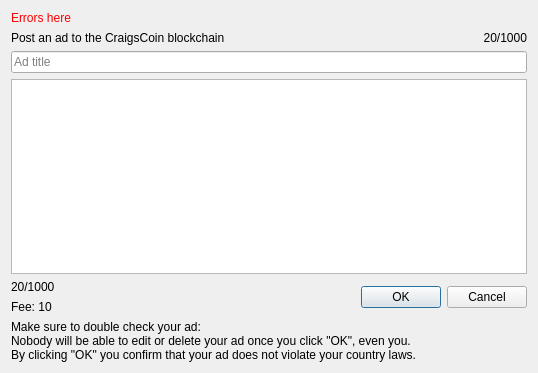
First picture: the form in src/qt/forms/postad.ui, repository CraigsCoin/CraigsCoin, before the edit.
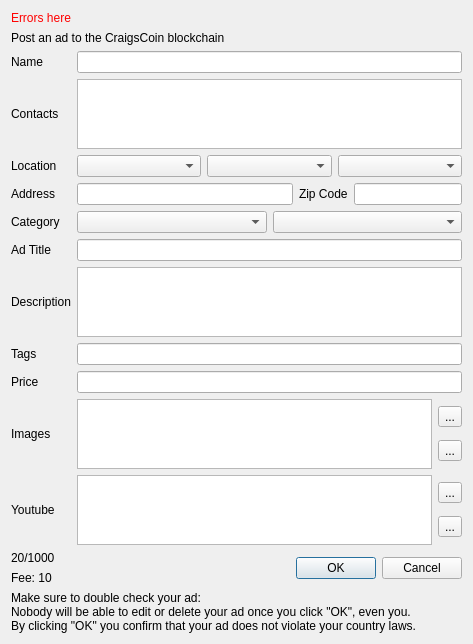
Second picture: the form after the edit. Icons and pictures are not drawn.

Diff of the .ui file:
```diff
--- a/src/qt/forms/postad.ui
+++ b/src/qt/forms/postad.ui
@@ -6,15 +6,73 @@
    <rect>
     <x>0</x>
     <y>0</y>
-    <width>538</width>
-    <height>373</height>
+    <width>473</width>
+    <height>637</height>
    </rect>
   </property>
   <property name="windowTitle">
    <string>Dialog</string>
   </property>
-  <layout class="QVBoxLayout" name="verticalLayout_2">
-   <item>
+  <layout class="QGridLayout" name="gridLayout">
+   <item row="9" column="1">
+    <widget class="QLineEdit" name="editTags"/>
+   </item>
+   <item row="10" column="0">
+    <widget class="QLabel" name="label_11">
+     <property name="text">
+      <string>Price</string>
+     </property>
+    </widget>
+   </item>
+   <item row="10" column="1">
+    <widget class="QLineEdit" name="editPrice"/>
+   </item>
+   <item row="11" column="0">
+    <widget class="QLabel" name="label_12">
+     <property name="text">
+      <string>Images</string>
+     </property>
+    </widget>
+   </item>
+   <item row="2" column="0">
+    <widget class="QLabel" name="label_2">
+     <property name="text">
+      <string>Name</string>
+     </property>
+    </widget>
+   </item>
+   <item row="7" column="0">
+    <widget class="QLabel" name="label_8">
+     <property name="text">
+      <string>Ad Title</string>
+     </property>
+    </widget>
+   </item>
+   <item row="3" column="0">
+    <widget class="QLabel" name="label_3">
+     <property name="text">
+      <string>Contacts</string>
+     </property>
+    </widget>
+   </item>
+   <item row="7" column="1">
+    <widget class="QLineEdit" name="editTitle"/>
+   </item>
+   <item row="4" column="0">
+    <widget class="QLabel" name="label_4">
+     <property name="text">
+      <string>Location</string>
+     </property>
+    </widget>
+   </item>
+   <item row="6" column="0">
+    <widget class="QLabel" name="label_7">
+     <property name="text">
+      <string>Category</string>
+     </property>
+    </widget>
+   </item>
+   <item row="0" column="0" colspan="2">
     <widget class="QLabel" name="labelErrors">
      <property name="sizePolicy">
       <sizepolicy hsizetype="Expanding" vsizetype="Preferred">
@@ -30,7 +88,7 @@
      </property>
     </widget>
    </item>
-   <item>
+   <item row="1" column="0" colspan="2">
     <layout class="QHBoxLayout" name="horizontalLayout_2">
      <item>
       <widget class="QLabel" name="label">
@@ -45,29 +103,121 @@
        </property>
       </widget>
      </item>
+    </layout>
+   </item>
+   <item row="3" column="1">
+    <widget class="QPlainTextEdit" name="editContacts">
+     <property name="sizePolicy">
+      <sizepolicy hsizetype="Expanding" vsizetype="Preferred">
+       <horstretch>0</horstretch>
+       <verstretch>0</verstretch>
+      </sizepolicy>
+     </property>
+     <property name="placeholderText" stdset="0">
+      <string/>
+     </property>
+    </widget>
+   </item>
+   <item row="4" column="1">
+    <layout class="QHBoxLayout" name="horizontalLayout_3">
      <item>
-      <widget class="QLabel" name="labelTitleLength">
+      <widget class="QComboBox" name="cbxCountry">
+       <property name="sizePolicy">
+        <sizepolicy hsizetype="Preferred" vsizetype="Fixed">
+         <horstretch>0</horstretch>
+         <verstretch>0</verstretch>
+        </sizepolicy>
+       </property>
+      </widget>
+     </item>
+     <item>
+      <widget class="QComboBox" name="cbxState"/>
+     </item>
+     <item>
+      <widget class="QComboBox" name="cbxTown"/>
+     </item>
+    </layout>
+   </item>
+   <item row="5" column="1">
+    <layout class="QHBoxLayout" name="horizontalLayout_4">
+     <item>
+      <widget class="QLineEdit" name="editAddress">
+       <property name="sizePolicy">
+        <sizepolicy hsizetype="Expanding" vsizetype="Fixed">
+         <horstretch>0</horstretch>
+         <verstretch>0</verstretch>
+        </sizepolicy>
+       </property>
+      </widget>
+     </item>
+     <item>
+      <widget class="QLabel" name="label_6">
        <property name="text">
-        <string>20/1000</string>
+        <string>Zip Code</string>
        </property>
-       <property name="alignment">
-        <set>Qt::AlignRight|Qt::AlignTrailing|Qt::AlignVCenter</set>
+      </widget>
+     </item>
+     <item>
+      <widget class="QLineEdit" name="editZipCode">
+       <property name="sizePolicy">
+        <sizepolicy hsizetype="Preferred" vsizetype="Fixed">
+         <horstretch>0</horstretch>
+         <verstretch>0</verstretch>
+        </sizepolicy>
        </property>
       </widget>
      </item>
     </layout>
    </item>
-   <item>
-    <widget class="QLineEdit" name="editTitle">
-     <property name="placeholderText">
-      <string>Ad title</string>
+   <item row="5" column="0">
+    <widget class="QLabel" name="label_5">
+     <property name="text">
+      <string>Address</string>
      </property>
     </widget>
    </item>
-   <item>
-    <widget class="QPlainTextEdit" name="editMessage"/>
+   <item row="8" column="0">
+    <widget class="QLabel" name="label_9">
+     <property name="text">
+      <string>Description</string>
+     </property>
+    </widget>
    </item>
-   <item>
+   <item row="8" column="1">
+    <widget class="QPlainTextEdit" name="editMessage">
+     <property name="placeholderText" stdset="0">
+      <string/>
+     </property>
+    </widget>
+   </item>
+   <item row="6" column="1">
+    <layout class="QHBoxLayout" name="horizontalLayout_5">
+     <item>
+      <widget class="QComboBox" name="cbxCategory"/>
+     </item>
+     <item>
+      <widget class="QComboBox" name="cbxSubCategory"/>
+     </item>
+    </layout>
+   </item>
+   <item row="2" column="1">
+    <widget class="QLineEdit" name="editName"/>
+   </item>
+   <item row="9" column="0">
+    <widget class="QLabel" name="label_10">
+     <property name="text">
+      <string>Tags</string>
+     </property>
+    </widget>
+   </item>
+   <item row="12" column="0">
+    <widget class="QLabel" name="label_13">
+     <property name="text">
+      <string>Youtube</string>
+     </property>
+    </widget>
+   </item>
+   <item row="14" column="0" colspan="2">
     <layout class="QHBoxLayout" name="horizontalLayout">
      <item>
       <layout class="QVBoxLayout" name="verticalLayout">
@@ -99,13 +249,97 @@
      </item>
     </layout>
    </item>
-   <item>
+   <item row="15" column="0" colspan="2">
     <widget class="QLabel" name="labelWarn">
      <property name="text">
       <string>&lt;html&gt;&lt;head/&gt;&lt;body&gt;&lt;p&gt;Make sure to double check your ad:&lt;br/&gt;Nobody will be able to edit or delete your ad once you click &amp;quot;OK&amp;quot;, even you.&lt;br/&gt;By clicking &amp;quot;OK&amp;quot; you confirm that your ad does not violate your country laws.&lt;/p&gt;&lt;/body&gt;&lt;/html&gt;</string>
      </property>
     </widget>
    </item>
+   <item row="12" column="1">
+    <layout class="QHBoxLayout" name="horizontalLayout_6">
+     <item>
+      <widget class="QListWidget" name="listVideos">
+       <property name="editTriggers">
+        <set>QAbstractItemView::AllEditTriggers</set>
+       </property>
+       <property name="selectionRectVisible">
+        <bool>true</bool>
+       </property>
+      </widget>
+     </item>
+     <item>
+      <layout class="QVBoxLayout" name="verticalLayout_3" stretch="0,0">
+       <item>
+        <widget class="QToolButton" name="btnVideoAdd">
+         <property name="text">
+          <string>...</string>
+         </property>
+         <property name="icon">
+          <iconset>
+           <normalon>:/icons/add</normalon>
+          </iconset>
+         </property>
+        </widget>
+       </item>
+       <item>
+        <widget class="QToolButton" name="btnVideoRemove">
+         <property name="text">
+          <string>...</string>
+         </property>
+         <property name="icon">
+          <iconset>
+           <normalon>:/icons/remove</normalon>
+          </iconset>
+         </property>
+        </widget>
+       </item>
+      </layout>
+     </item>
+    </layout>
+   </item>
+   <item row="11" column="1">
+    <layout class="QHBoxLayout" name="horizontalLayout_7">
+     <item>
+      <widget class="QListWidget" name="listImages">
+       <property name="editTriggers">
+        <set>QAbstractItemView::AllEditTriggers</set>
+       </property>
+       <property name="selectionRectVisible">
+        <bool>true</bool>
+       </property>
+      </widget>
+     </item>
+     <item>
+      <layout class="QVBoxLayout" name="verticalLayout_4" stretch="0,0">
+       <item>
+        <widget class="QToolButton" name="btnImageAdd">
+         <property name="text">
+          <string>...</string>
+         </property>
+         <property name="icon">
+          <iconset>
+           <normalon>:/icons/add</normalon>
+          </iconset>
+         </property>
+        </widget>
+       </item>
+       <item>
+        <widget class="QToolButton" name="btnImageRemove">
+         <property name="text">
+          <string>...</string>
+         </property>
+         <property name="icon">
+          <iconset>
+           <normalon>:/icons/remove</normalon>
+          </iconset>
+         </property>
+        </widget>
+       </item>
+      </layout>
+     </item>
+    </layout>
+   </item>
   </layout>
  </widget>
  <resources/>
```
Left out of the diff: 267 changed lines with no effect on the pictures.
